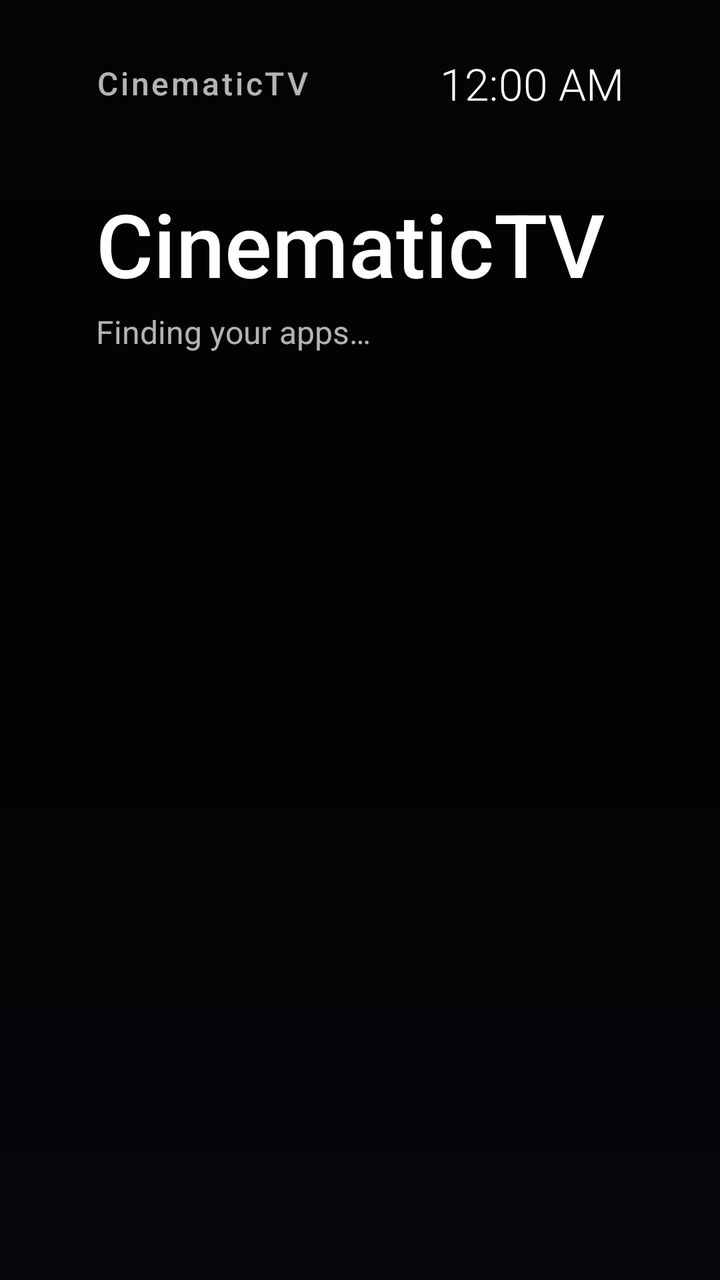
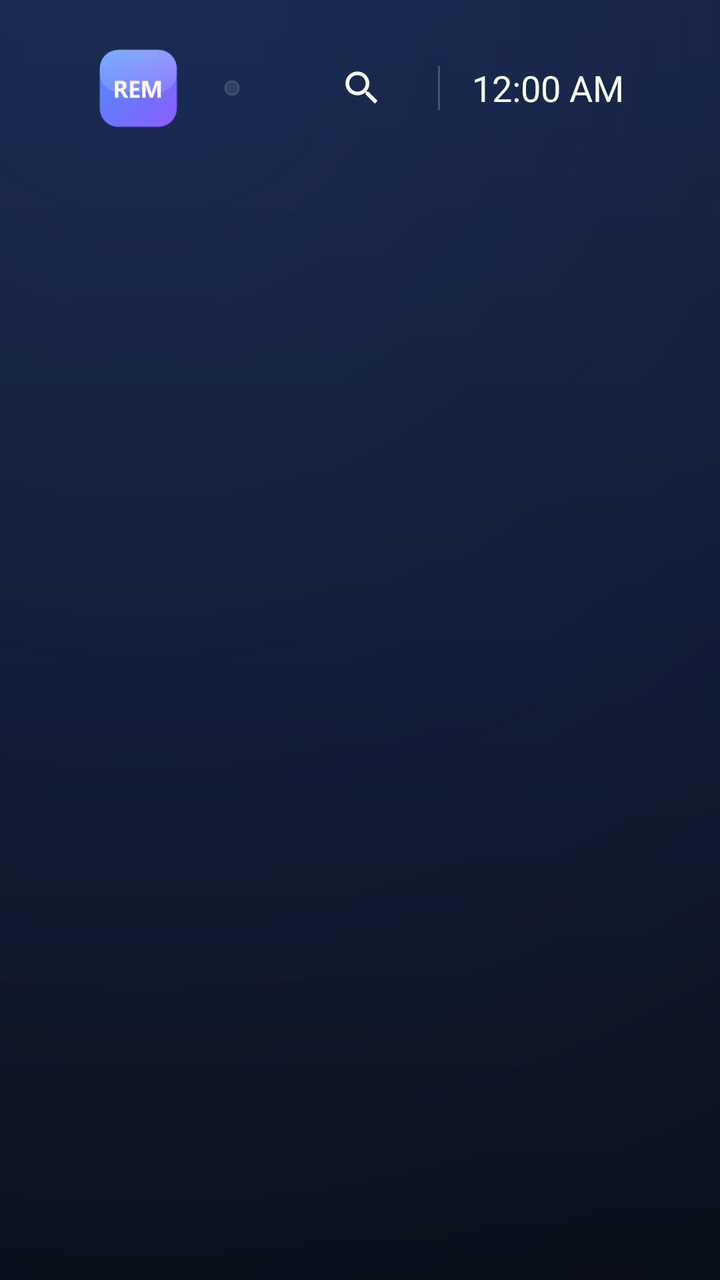

Compare the two renders of this Android layout. The source of the first and the diff that turns it into the second are given below.
<!-- AndroidManifest.xml: application theme Theme.CinematicTV -->
<!-- res/layout/activity_main.xml -->
<?xml version="1.0" encoding="utf-8"?>
<FrameLayout xmlns:android="http://schemas.android.com/apk/res/android"
    android:layout_width="match_parent"
    android:layout_height="match_parent"
    android:background="@color/background">

    
    <ImageView
        android:id="@+id/backdrop"
        android:layout_width="match_parent"
        android:layout_height="match_parent"
        android:alpha="0"
        android:importantForAccessibility="no"
        android:scaleType="centerCrop" />

    <View
        android:layout_width="match_parent"
        android:layout_height="match_parent"
        android:background="@drawable/scrim" />

    <LinearLayout
        android:id="@+id/content"
        android:layout_width="match_parent"
        android:layout_height="match_parent"
        android:orientation="vertical"
        android:paddingTop="@dimen/safe_vertical">

        <LinearLayout
            android:layout_width="match_parent"
            android:layout_height="wrap_content"
            android:layout_marginStart="@dimen/safe_horizontal"
            android:layout_marginEnd="@dimen/safe_horizontal"
            android:gravity="center_vertical"
            android:orientation="horizontal">

            <TextView
                android:layout_width="0dp"
                android:layout_height="wrap_content"
                android:layout_weight="1"
                android:fontFamily="sans-serif-medium"
                android:letterSpacing="0.08"
                android:text="@string/app_name"
                android:textColor="@color/text_secondary"
                android:textSize="16sp" />

            <TextClock
                android:layout_width="wrap_content"
                android:layout_height="wrap_content"
                android:fontFamily="sans-serif-light"
                android:textColor="@color/text_primary"
                android:textSize="22sp" />
        </LinearLayout>

        <TextView
            android:id="@+id/hero_title"
            android:layout_width="match_parent"
            android:layout_height="wrap_content"
            android:layout_marginStart="@dimen/safe_horizontal"
            android:layout_marginTop="36dp"
            android:layout_marginEnd="@dimen/safe_horizontal"
            android:ellipsize="end"
            android:fontFamily="sans-serif-medium"
            android:maxLines="1"
            android:text="@string/app_name"
            android:textColor="@color/text_primary"
            android:textSize="44sp" />

        <TextView
            android:id="@+id/hero_hint"
            android:layout_width="match_parent"
            android:layout_height="wrap_content"
            android:layout_marginStart="@dimen/safe_horizontal"
            android:layout_marginTop="4dp"
            android:layout_marginEnd="@dimen/safe_horizontal"
            android:text="@string/loading"
            android:textColor="@color/text_secondary"
            android:textSize="16sp" />

        
        <ScrollView
            android:id="@+id/scroll"
            android:layout_width="match_parent"
            android:layout_height="0dp"
            android:layout_marginTop="20dp"
            android:layout_weight="1"
            android:clipChildren="false"
            android:clipToPadding="false"
            android:fadingEdgeLength="24dp"
            android:overScrollMode="never"
            android:paddingStart="@dimen/safe_horizontal"
            android:paddingEnd="@dimen/safe_horizontal"
            android:requiresFadingEdge="vertical"
            android:scrollbars="none">

            <GridLayout
                android:id="@+id/grid"
                android:layout_width="match_parent"
                android:layout_height="wrap_content"
                android:clipChildren="false"
                android:clipToPadding="false"
                android:columnCount="5"
                android:paddingTop="16dp"
                android:paddingBottom="@dimen/safe_vertical" />
        </ScrollView>
    </LinearLayout>

    <FrameLayout
        android:id="@+id/overlay"
        android:layout_width="match_parent"
        android:layout_height="match_parent"
        android:background="@color/overlay"
        android:clickable="true"
        android:visibility="gone">

        <LinearLayout
            android:layout_width="640dp"
            android:layout_height="wrap_content"
            android:layout_gravity="center"
            android:background="@drawable/panel_bg"
            android:orientation="vertical"
            android:padding="36dp">

            <TextView
                android:id="@+id/panel_title"
                android:layout_width="match_parent"
                android:layout_height="wrap_content"
                android:fontFamily="sans-serif-medium"
                android:textColor="@color/text_primary"
                android:textSize="30sp" />

            <TextView
                android:id="@+id/panel_body"
                android:layout_width="match_parent"
                android:layout_height="wrap_content"
                android:layout_marginTop="14dp"
                android:lineSpacingMultiplier="1.25"
                android:textColor="@color/text_secondary"
                android:textSize="16sp" />

            <LinearLayout
                android:id="@+id/panel_buttons"
                android:layout_width="match_parent"
                android:layout_height="wrap_content"
                android:layout_marginTop="14dp"
                android:orientation="vertical" />
        </LinearLayout>
    </FrameLayout>
</FrameLayout>
<!-- resources referenced by this layout -->
<resources>
  <color name="background">#FF05060A</color>
  <color name="overlay">#D9000000</color>
  <color name="text_primary">#FFFFFFFF</color>
  <color name="text_secondary">#B3FFFFFF</color>
  <dimen name="safe_horizontal">48dp</dimen>
  <dimen name="safe_vertical">27dp</dimen>
  <!-- drawable panel_bg (drawable) -->
  <?xml version="1.0" encoding="utf-8"?>
  <shape xmlns:android="http://schemas.android.com/apk/res/android">
      <corners android:radius="28dp" />
      <solid android:color="#F01A1B20" />
      <stroke
          android:width="1dp"
          android:color="#26FFFFFF" />
  </shape>
  <!-- drawable scrim (drawable) -->
  <?xml version="1.0" encoding="utf-8"?>
  <shape xmlns:android="http://schemas.android.com/apk/res/android">
      <gradient
          android:angle="270"
          android:centerColor="#B3000000"
          android:endColor="#F205060A"
          android:startColor="#66000000" />
  </shape>
  <string name="app_name">CinematicTV</string>
  <string name="loading">Finding your apps…</string>
  <style name="Theme.CinematicTV" parent="android:Theme.Material.NoActionBar.Fullscreen">
          <item name="android:windowBackground">@color/background</item>
          <item name="android:colorAccent">@color/text_primary</item>
      </style>
</resources>

<!-- the commit's change to res/layout/activity_main.xml (unified diff, before → after) -->
@@ -2,121 +2,92 @@
 <FrameLayout xmlns:android="http://schemas.android.com/apk/res/android"
     android:layout_width="match_parent"
     android:layout_height="match_parent"
-    android:background="@color/background">
-
-    
-    <ImageView
-        android:id="@+id/backdrop"
-        android:layout_width="match_parent"
-        android:layout_height="match_parent"
-        android:alpha="0"
-        android:importantForAccessibility="no"
-        android:scaleType="centerCrop" />
-
-    <View
-        android:layout_width="match_parent"
-        android:layout_height="match_parent"
-        android:background="@drawable/scrim" />
+    android:background="@drawable/app_bg">
 
     <LinearLayout
         android:id="@+id/content"
         android:layout_width="match_parent"
         android:layout_height="match_parent"
-        android:orientation="vertical"
-        android:paddingTop="@dimen/safe_vertical">
+        android:orientation="vertical">
 
+        
         <LinearLayout
             android:layout_width="match_parent"
             android:layout_height="wrap_content"
-            android:layout_marginStart="@dimen/safe_horizontal"
-            android:layout_marginEnd="@dimen/safe_horizontal"
+            android:clipChildren="false"
             android:gravity="center_vertical"
-            android:orientation="horizontal">
+            android:orientation="horizontal"
+            android:paddingStart="@dimen/safe_horizontal"
+            android:paddingTop="22dp"
+            android:paddingEnd="@dimen/safe_horizontal">
 
-            <TextView
+            <ImageView
+                android:layout_width="42dp"
+                android:layout_height="42dp"
+                android:contentDescription="@string/app_name"
+                android:src="@drawable/ic_launcher" />
+
+            <LinearLayout
+                android:id="@+id/nav"
+                android:layout_width="wrap_content"
+                android:layout_height="wrap_content"
+                android:layout_marginStart="22dp"
+                android:background="@drawable/nav_bg"
+                android:clipChildren="false"
+                android:orientation="horizontal"
+                android:padding="4dp" />
+
+            <Space
                 android:layout_width="0dp"
-                android:layout_height="wrap_content"
-                android:layout_weight="1"
-                android:fontFamily="sans-serif-medium"
-                android:letterSpacing="0.08"
-                android:text="@string/app_name"
-                android:textColor="@color/text_secondary"
-                android:textSize="16sp" />
+                android:layout_height="1dp"
+                android:layout_weight="1" />
+
+            <ImageView
+                android:id="@+id/search"
+                android:layout_width="44dp"
+                android:layout_height="44dp"
+                android:contentDescription="@string/search"
+                android:padding="11dp"
+                android:src="@drawable/ic_search" />
+
+            <View
+                android:layout_width="1dp"
+                android:layout_height="22dp"
+                android:layout_marginStart="16dp"
+                android:layout_marginEnd="16dp"
+                android:background="#33FFFFFF" />
 
             <TextClock
                 android:layout_width="wrap_content"
                 android:layout_height="wrap_content"
-                android:fontFamily="sans-serif-light"
-                android:textColor="@color/text_primary"
-                android:textSize="22sp" />
+                android:textColor="#FFFFFFFF"
+                android:textSize="18sp" />
         </LinearLayout>
 
-        <TextView
-            android:id="@+id/hero_title"
-            android:layout_width="match_parent"
-            android:layout_height="wrap_content"
-            android:layout_marginStart="@dimen/safe_horizontal"
-            android:layout_marginTop="36dp"
-            android:layout_marginEnd="@dimen/safe_horizontal"
-            android:ellipsize="end"
-            android:fontFamily="sans-serif-medium"
-            android:maxLines="1"
-            android:text="@string/app_name"
-            android:textColor="@color/text_primary"
-            android:textSize="44sp" />
-
-        <TextView
-            android:id="@+id/hero_hint"
-            android:layout_width="match_parent"
-            android:layout_height="wrap_content"
-            android:layout_marginStart="@dimen/safe_horizontal"
-            android:layout_marginTop="4dp"
-            android:layout_marginEnd="@dimen/safe_horizontal"
-            android:text="@string/loading"
-            android:textColor="@color/text_secondary"
-            android:textSize="16sp" />
-
         
-        <ScrollView
-            android:id="@+id/scroll"
+        <FrameLayout
+            android:id="@+id/page"
             android:layout_width="match_parent"
             android:layout_height="0dp"
-            android:layout_marginTop="20dp"
-            android:layout_weight="1"
-            android:clipChildren="false"
-            android:clipToPadding="false"
-            android:fadingEdgeLength="24dp"
-            android:overScrollMode="never"
-            android:paddingStart="@dimen/safe_horizontal"
-            android:paddingEnd="@dimen/safe_horizontal"
-            android:requiresFadingEdge="vertical"
-            android:scrollbars="none">
-
-            <GridLayout
-                android:id="@+id/grid"
-                android:layout_width="match_parent"
-                android:layout_height="wrap_content"
-                android:clipChildren="false"
-                android:clipToPadding="false"
-                android:columnCount="5"
-                android:paddingTop="16dp"
-                android:paddingBottom="@dimen/safe_vertical" />
-        </ScrollView>
+            android:layout_marginTop="14dp"
+            android:layout_weight="1" />
     </LinearLayout>
 
     <FrameLayout
         android:id="@+id/overlay"
         android:layout_width="match_parent"
         android:layout_height="match_parent"
-        android:background="@color/overlay"
+        android:background="#CC03050B"
         android:clickable="true"
         android:visibility="gone">
 
         <LinearLayout
-            android:layout_width="640dp"
+            android:layout_width="760dp"
             android:layout_height="wrap_content"
             android:layout_gravity="center"
             android:background="@drawable/panel_bg"
+            android:clipChildren="false"
+            android:clipToPadding="false"
             android:orientation="vertical"
             android:padding="36dp">
 
@@ -124,8 +95,8 @@
                 android:id="@+id/panel_title"
                 android:layout_width="match_parent"
                 android:layout_height="wrap_content"
-                android:fontFamily="sans-serif-medium"
-                android:textColor="@color/text_primary"
+                android:fontFamily="sans-serif-light"
+                android:textColor="#FFFFFFFF"
                 android:textSize="30sp" />
 
             <TextView
@@ -133,16 +104,17 @@
                 android:layout_width="match_parent"
                 android:layout_height="wrap_content"
                 android:layout_marginTop="14dp"
-                android:lineSpacingMultiplier="1.25"
-                android:textColor="@color/text_secondary"
-                android:textSize="16sp" />
+                android:lineSpacingMultiplier="1.2"
+                android:textColor="#D9E2EEFF"
+                android:textSize="15sp" />
 
             <LinearLayout
                 android:id="@+id/panel_buttons"
                 android:layout_width="match_parent"
                 android:layout_height="wrap_content"
-                android:layout_marginTop="14dp"
-                android:orientation="vertical" />
+                android:layout_marginTop="22dp"
+                android:clipChildren="false"
+                android:orientation="horizontal" />
         </LinearLayout>
     </FrameLayout>
 </FrameLayout>
<!-- resource entries referenced after the edit -->
@@ -1,31 +1,60 @@
 <!-- resources referenced by this layout -->
 <resources>
   <color name="background">#FF05060A</color>
-  <color name="overlay">#D9000000</color>
   <color name="text_primary">#FFFFFFFF</color>
-  <color name="text_secondary">#B3FFFFFF</color>
   <dimen name="safe_horizontal">48dp</dimen>
-  <dimen name="safe_vertical">27dp</dimen>
+  <!-- drawable app_bg (drawable) -->
+  <?xml version="1.0" encoding="utf-8"?>
+  <layer-list xmlns:android="http://schemas.android.com/apk/res/android">
+      <item>
+          <shape>
+              <gradient
+                  android:angle="270"
+                  android:endColor="#FF060910"
+                  android:startColor="#FF0F1830" />
+          </shape>
+      </item>
+      <item>
+          <shape>
+              <gradient
+                  android:centerX="0.2"
+                  android:centerY="0"
+                  android:endColor="#00000000"
+                  android:gradientRadius="900dp"
+                  android:startColor="#3D3D6BC8"
+                  android:type="radial" />
+          </shape>
+      </item>
+  </layer-list>
+  <!-- drawable ic_launcher: png bitmap (drawable-xxhdpi, 6806 bytes) -->
+  <!-- drawable ic_search (drawable) -->
+  <?xml version="1.0" encoding="utf-8"?>
+  <vector xmlns:android="http://schemas.android.com/apk/res/android" android:width="24dp" android:height="24dp" android:viewportWidth="24" android:viewportHeight="24">
+      <path android:fillColor="#FFFFFFFF" android:pathData="M15.5,14h-0.79l-0.28,-0.27C15.41,12.59 16,11.11 16,9.5 16,5.91 13.09,3 9.5,3S3,5.91 3,9.5 5.91,16 9.5,16c1.61,0 3.09,-0.59 4.23,-1.57l0.27,0.28v0.79l5,4.99L20.49,19l-4.99,-5zM9.5,14C7.01,14 5,11.99 5,9.5S7.01,5 9.5,5 14,7.01 14,9.5 11.99,14 9.5,14z" />
+  </vector>
+  <!-- drawable nav_bg (drawable) -->
+  <?xml version="1.0" encoding="utf-8"?>
+  <shape xmlns:android="http://schemas.android.com/apk/res/android">
+      <corners android:radius="26dp" />
+      <solid android:color="#1AFFFFFF" />
+      <stroke
+          android:width="1dp"
+          android:color="#1FFFFFFF" />
+  </shape>
   <!-- drawable panel_bg (drawable) -->
   <?xml version="1.0" encoding="utf-8"?>
   <shape xmlns:android="http://schemas.android.com/apk/res/android">
       <corners android:radius="28dp" />
-      <solid android:color="#F01A1B20" />
+      <gradient
+          android:angle="315"
+          android:endColor="#F2121828"
+          android:startColor="#F21E2740" />
       <stroke
           android:width="1dp"
-          android:color="#26FFFFFF" />
+          android:color="#2EFFFFFF" />
   </shape>
-  <!-- drawable scrim (drawable) -->
-  <?xml version="1.0" encoding="utf-8"?>
-  <shape xmlns:android="http://schemas.android.com/apk/res/android">
-      <gradient
-          android:angle="270"
-          android:centerColor="#B3000000"
-          android:endColor="#F205060A"
-          android:startColor="#66000000" />
-  </shape>
-  <string name="app_name">CinematicTV</string>
-  <string name="loading">Finding your apps…</string>
+  <string name="app_name">REM Launcher</string>
+  <string name="search">Search</string>
   <style name="Theme.CinematicTV" parent="android:Theme.Material.NoActionBar.Fullscreen">
           <item name="android:windowBackground">@color/background</item>
           <item name="android:colorAccent">@color/text_primary</item>
